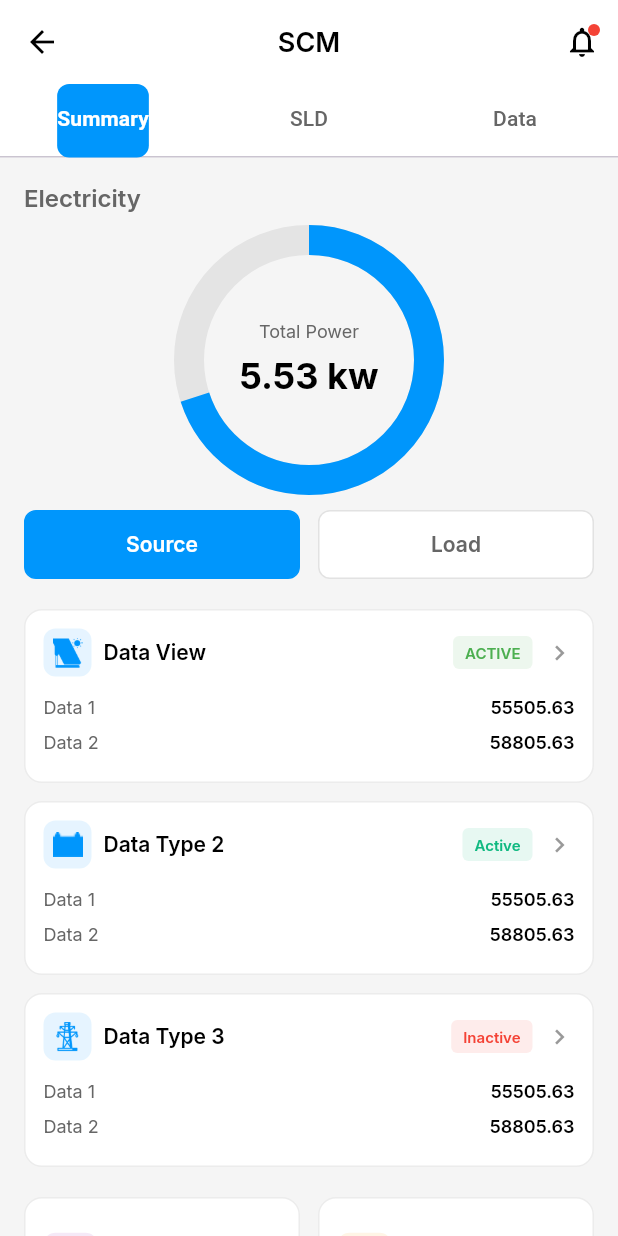
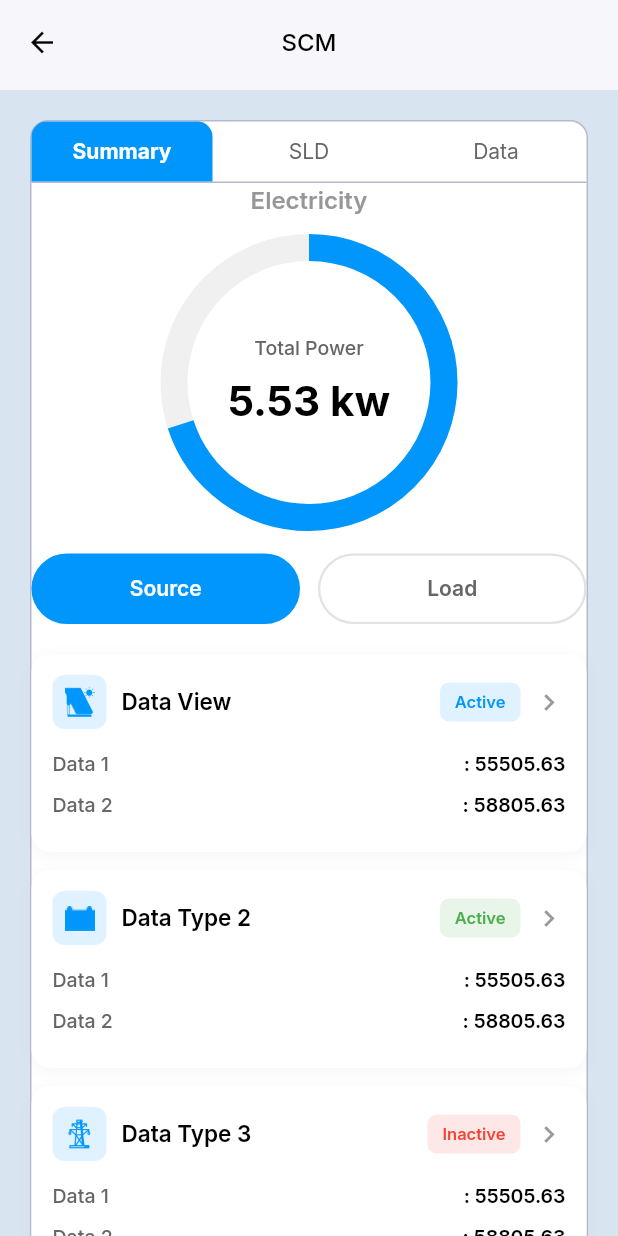
Before and after one commit to mdnirakib51/scube_tech_task, a Flutter app: the HomeScreen screen opened directly, on a phone screen of 412 x 824 dp. Run offline on Flutter 3.47's test engine with Material 3 defaults, Android fonts, the phone set to English and light mode, and no system bars; our stand-ins replace connectivity_plus, device_info_plus, dio, flutter_image_compress, get, get_it and 5 more; missing offline and left inert: in_app_update; accounts and stored records are empty.

Commit message:
Home Half Complete

```diff
--- a/lib/src/features/student_home_screen/view/student_home_screen.dart
+++ b/lib/src/features/student_home_screen/view/home_screen.dart
@@ -1,10 +1,12 @@
+
 import 'package:flutter/material.dart';
-import 'package:get/get.dart';
+import 'package:scube_technologies_task/src/global/widget/global_appbar.dart';
 import '../../../global/constants/colors_resources.dart';
 import '../../../global/constants/images.dart';
 import '../../../global/widget/global_image_loader.dart';
 import '../../../global/widget/global_sized_box.dart';
 import '../../../global/widget/global_text.dart';
+import 'widget/triple_tab_container.dart';
 
 class HomeScreen extends StatefulWidget {
   const HomeScreen({super.key});
@@ -13,116 +15,57 @@ class HomeScreen extends StatefulWidget {
   State<HomeScreen> createState() => _HomeScreenState();
 }
 
-class _HomeScreenState extends State<HomeScreen> with SingleTickerProviderStateMixin {
+class _HomeScreenState extends State<HomeScreen> {
+  final GlobalKey<ScaffoldState> scaffoldKey = GlobalKey<ScaffoldState>();
 
-  final GlobalKey<ScaffoldState> scaffoldKey = GlobalKey<ScaffoldState>();
-  late TabController _tabController;
-
-  // Sample data
+  int selectedTabIndex = 0;
   double totalPower = 5.53;
   String selectedSource = 'Source';
-
-  @override
-  void initState() {
-    super.initState();
-    _tabController = TabController(length: 3, vsync: this);
-  }
-
-  @override
-  void dispose() {
-    _tabController.dispose();
-    super.dispose();
-  }
 
   @override
   Widget build(BuildContext context) {
     return Scaffold(
       key: scaffoldKey,
-      backgroundColor: ColorRes.white150,
-      appBar: AppBar(
-        backgroundColor: ColorRes.white,
-        elevation: 0,
-        leading: IconButton(
-          icon: Icon(Icons.arrow_back, color: ColorRes.black),
-          onPressed: () => Get.back(),
-        ),
-        title: GlobalText(
-          str: "SCM",
-          fontSize: 18,
-          fontWeight: FontWeight.w600,
-          color: ColorRes.black,
-        ),
-        centerTitle: true,
-        actions: [
-          Stack(
-            children: [
-              IconButton(
-                icon: Icon(Icons.notifications_outlined, color: ColorRes.black),
-                onPressed: () {},
-              ),
-              Positioned(
-                right: 12,
-                top: 12,
-                child: Container(
-                  width: 8,
-                  height: 8,
-                  decoration: BoxDecoration(
-                    color: ColorRes.red,
-                    shape: BoxShape.circle,
+      backgroundColor: ColorRes.appBackGroundColor,
+      appBar: PreferredSize(
+        preferredSize: const Size.fromHeight(60),
+        child: GlobalAppBar(
+          titleText: "SCM",
         ),
       ),
+      body: SingleChildScrollView(
+        child: Column(
+          children: [
+            // Tab Container
+            Container(
+              margin: EdgeInsets.symmetric(horizontal: 20, vertical: 20),
+              decoration: BoxDecoration(
+                color: ColorRes.white,
+                borderRadius: BorderRadius.circular(12),
+                border: Border.all(width: 1, color: ColorRes.appBorderColor)
               ),
-            ],
+              child: Column(
+                children: [
+                  TripleTabContainer(
+                    currentIndex: selectedTabIndex,
+                    firstText: "Summary",
+                    secondText: "SLD",
+                    thirdText: "Data",
+                    onChange: (index) {
+                      setState(() {
+                        selectedTabIndex = index;
+                      });
+                    },
                   ),
-        ],
-      ),
-      body: Column(
-        children: [
-          // Tab Bar
-          Container(
-            color: ColorRes.white,
-            child: TabBar(
-              controller: _tabController,
-              indicatorColor: ColorRes.appColor,
-              indicatorWeight: 3,
-              labelColor: ColorRes.white,
-              unselectedLabelColor: ColorRes.textSecondary,
-              indicator: BoxDecoration(
-                color: ColorRes.appColor,
-                borderRadius: BorderRadius.circular(8),
-              ),
-              labelStyle: TextStyle(
-                fontSize: 14,
-                fontWeight: FontWeight.w600,
-              ),
-              unselectedLabelStyle: TextStyle(
-                fontSize: 14,
-                fontWeight: FontWeight.w500,
-              ),
-              tabs: [
-                Tab(text: "Summary"),
-                Tab(text: "SLD"),
-                Tab(text: "Data"),
-              ],
-            ),
-          ),
-
-          // Content
-          Expanded(
-            child: SingleChildScrollView(
-              padding: EdgeInsets.all(16),
-              child: Column(
-                crossAxisAlignment: CrossAxisAlignment.start,
-                children: [
                   // Electricity Section
                   GlobalText(
                     str: "Electricity",
                     fontSize: 16,
                     fontWeight: FontWeight.w600,
-                    color: ColorRes.textSecondary,
+                    color: ColorRes.appSecTextColor,
                   ),
 
-                  sizedBoxH(16),
+                  sizedBoxH(20),
 
                   // Power Circle
                   Center(
@@ -130,12 +73,12 @@ class _HomeScreenState extends State<HomeScreen> with SingleTickerProviderStateM
                       alignment: Alignment.center,
                       children: [
                         SizedBox(
-                          width: 160,
-                          height: 160,
+                          width: 180,
+                          height: 180,
                           child: CircularProgressIndicator(
                             value: 0.7,
-                            strokeWidth: 20,
-                            backgroundColor: ColorRes.grey.withValues(alpha: 0.2),
+                            strokeWidth: 18,
+                            backgroundColor: ColorRes.grey.withValues(alpha: 0.15),
                             valueColor: AlwaysStoppedAnimation<Color>(ColorRes.appColor),
                           ),
                         ),
@@ -144,14 +87,14 @@ class _HomeScreenState extends State<HomeScreen> with SingleTickerProviderStateM
                           children: [
                             GlobalText(
                               str: "Total Power",
-                              fontSize: 12,
-                              fontWeight: FontWeight.w400,
+                              fontSize: 13,
+                              fontWeight: FontWeight.w500,
                               color: ColorRes.textSecondary,
                             ),
-                            sizedBoxH(4),
+                            sizedBoxH(6),
                             GlobalText(
                               str: "$totalPower kw",
-                              fontSize: 24,
+                              fontSize: 28,
                               fontWeight: FontWeight.w700,
                               color: ColorRes.black,
                             ),
@@ -161,7 +104,7 @@ class _HomeScreenState extends State<HomeScreen> with SingleTickerProviderStateM
                     ),
                   ),
 
-                  sizedBoxH(20),
+                  sizedBoxH(24),
 
                   // Source/Load Toggle
                   Row(
@@ -196,10 +139,10 @@ class _HomeScreenState extends State<HomeScreen> with SingleTickerProviderStateM
 
                   // Data View Card
                   _buildDataCard(
-                    icon: Images.electricityIcon, // Replace with your icon
+                    icon: Images.electricityIcon,
                     title: "Data View",
-                    badge: "ACTIVE",
-                    badgeColor: ColorRes.green,
+                    badge: "Active",
+                    badgeColor: ColorRes.appColor,
                     data: [
                       {"label": "Data 1", "value": "55505.63"},
                       {"label": "Data 2", "value": "58805.63"},
@@ -210,10 +153,10 @@ class _HomeScreenState extends State<HomeScreen> with SingleTickerProviderStateM
 
                   // Data Type 2 Card
                   _buildDataCard(
-                    icon: Images.solarIcon, // Replace with your icon
+                    icon: Images.solarIcon,
                     title: "Data Type 2",
                     badge: "Active",
-                    badgeColor: ColorRes.greenAccent,
+                    badgeColor: ColorRes.green,
                     data: [
                       {"label": "Data 1", "value": "55505.63"},
                       {"label": "Data 2", "value": "58805.63"},
@@ -224,7 +167,7 @@ class _HomeScreenState extends State<HomeScreen> with SingleTickerProviderStateM
 
                   // Data Type 3 Card
                   _buildDataCard(
-                    icon: Images.waterIcon, // Replace with your icon
+                    icon: Images.waterIcon,
                     title: "Data Type 3",
                     badge: "Inactive",
                     badgeColor: ColorRes.red,
@@ -236,10 +179,18 @@ class _HomeScreenState extends State<HomeScreen> with SingleTickerProviderStateM
 
                   sizedBoxH(20),
 
+                ],
+              ),
+            ),
+
+            // Content
+            Column(
+              crossAxisAlignment: CrossAxisAlignment.start,
+              children: [
                 // Quick Access Grid
                 GridView.count(
                   shrinkWrap: true,
-                    physics: NeverScrollableScrollPhysics(),
+                  physics: const NeverScrollableScrollPhysics(),
                   crossAxisCount: 2,
                   mainAxisSpacing: 12,
                   crossAxisSpacing: 12,
@@ -279,9 +230,8 @@ class _HomeScreenState extends State<HomeScreen> with SingleTickerProviderStateM
                 ),
               ],
             ),
+          ],
         ),
-          ),
-        ],
       ),
     );
   }
@@ -294,13 +244,13 @@ class _HomeScreenState extends State<HomeScreen> with SingleTickerProviderStateM
     return GestureDetector(
       onTap: onTap,
       child: Container(
-        padding: EdgeInsets.symmetric(vertical: 12),
+        padding: const EdgeInsets.symmetric(vertical: 12),
         decoration: BoxDecoration(
           color: isSelected ? ColorRes.appColor : ColorRes.white,
-          borderRadius: BorderRadius.circular(8),
+          borderRadius: BorderRadius.circular(25),
           border: Border.all(
             color: isSelected ? ColorRes.appColor : ColorRes.grey.withValues(alpha: 0.3),
-            width: 1,
+            width: 1.5,
           ),
         ),
         child: Center(
@@ -323,14 +273,17 @@ class _HomeScreenState extends State<HomeScreen> with SingleTickerProviderStateM
     required List<Map<String, String>> data,
   }) {
     return Container(
-      padding: EdgeInsets.all(12),
+      padding: const EdgeInsets.all(14),
       decoration: BoxDecoration(
         color: ColorRes.white,
         borderRadius: BorderRadius.circular(12),
-        border: Border.all(
-          color: ColorRes.grey.withValues(alpha: 0.2),
-          width: 1,
+        boxShadow: [
+          BoxShadow(
+            color: ColorRes.grey.withValues(alpha: 0.1),
+            blurRadius: 8,
+            offset: const Offset(0, 2),
           ),
+        ],
       ),
       child: Column(
         crossAxisAlignment: CrossAxisAlignment.start,
@@ -338,10 +291,10 @@ class _HomeScreenState extends State<HomeScreen> with SingleTickerProviderStateM
           Row(
             children: [
               Container(
-                width: 32,
-                height: 32,
+                width: 36,
+                height: 36,
                 decoration: BoxDecoration(
-                  color: ColorRes.appColor.withValues(alpha: 0.1),
+                  color: ColorRes.appColor.withValues(alpha: 0.12),
                   borderRadius: BorderRadius.circular(8),
                 ),
                 child: Center(
@@ -353,24 +306,24 @@ class _HomeScreenState extends State<HomeScreen> with SingleTickerProviderStateM
                   ),
                 ),
               ),
-              sizedBoxW(8),
+              sizedBoxW(10),
               Expanded(
                 child: GlobalText(
                   str: title,
-                  fontSize: 14,
+                  fontSize: 15,
                   fontWeight: FontWeight.w600,
                   color: ColorRes.black,
                 ),
               ),
               Container(
-                padding: EdgeInsets.symmetric(horizontal: 8, vertical: 4),
+                padding: const EdgeInsets.symmetric(horizontal: 10, vertical: 5),
                 decoration: BoxDecoration(
-                  color: badgeColor.withValues(alpha: 0.1),
-                  borderRadius: BorderRadius.circular(4),
+                  color: badgeColor.withValues(alpha: 0.12),
+                  borderRadius: BorderRadius.circular(6),
                 ),
                 child: GlobalText(
                   str: badge,
-                  fontSize: 10,
+                  fontSize: 11,
                   fontWeight: FontWeight.w600,
                   color: badgeColor,
                 ),
@@ -379,25 +332,25 @@ class _HomeScreenState extends State<HomeScreen> with SingleTickerProviderStateM
               Icon(
                 Icons.chevron_right,
                 color: ColorRes.textTertiary,
-                size: 20,
+                size: 22,
               ),
             ],
           ),
-          sizedBoxH(12),
+          sizedBoxH(14),
           ...data.map((item) => Padding(
-            padding: EdgeInsets.only(bottom: 6),
+            padding: const EdgeInsets.only(bottom: 8),
             child: Row(
               mainAxisAlignment: MainAxisAlignment.spaceBetween,
               children: [
                 GlobalText(
                   str: item["label"]!,
-                  fontSize: 12,
-                  fontWeight: FontWeight.w400,
+                  fontSize: 13,
+                  fontWeight: FontWeight.w500,
                   color: ColorRes.textSecondary,
                 ),
                 GlobalText(
-                  str: item["value"]!,
-                  fontSize: 12,
+                  str: ": ${item["value"]!}",
+                  fontSize: 13,
                   fontWeight: FontWeight.w600,
                   color: ColorRes.black,
                 ),
@@ -415,22 +368,25 @@ class _HomeScreenState extends State<HomeScreen> with SingleTickerProviderStateM
     required Color iconColor,
   }) {
     return Container(
-      padding: EdgeInsets.all(12),
+      padding: const EdgeInsets.all(12),
       decoration: BoxDecoration(
         color: ColorRes.white,
         borderRadius: BorderRadius.circular(12),
-        border: Border.all(
-          color: ColorRes.grey.withValues(alpha: 0.2),
-          width: 1,
+        boxShadow: [
+          BoxShadow(
+            color: ColorRes.grey.withValues(alpha: 0.1),
+            blurRadius: 6,
+            offset: const Offset(0, 2),
           ),
+        ],
       ),
       child: Row(
         children: [
           Container(
-            width: 36,
-            height: 36,
+            width: 38,
+            height: 38,
             decoration: BoxDecoration(
-              color: iconColor.withValues(alpha: 0.1),
+              color: iconColor.withValues(alpha: 0.12),
               borderRadius: BorderRadius.circular(8),
             ),
             child: Center(
@@ -446,7 +402,7 @@ class _HomeScreenState extends State<HomeScreen> with SingleTickerProviderStateM
           Expanded(
             child: GlobalText(
               str: title,
-              fontSize: 12,
+              fontSize: 13,
               fontWeight: FontWeight.w600,
               color: ColorRes.black,
               maxLines: 2,
--- /dev/null
+++ b/lib/src/features/student_home_screen/view/widget/triple_tab_container.dart
@@ -0,0 +1,109 @@
+
+import 'package:flutter/material.dart';
+import '../../../../global/constants/colors_resources.dart';
+import '../../../../global/widget/global_sized_box.dart';
+import '../../../../global/widget/global_text.dart';
+
+class TripleTabContainer extends StatelessWidget {
+  final int currentIndex;
+  final String firstText;
+  final String secondText;
+  final String thirdText;
+  final ValueChanged<int> onChange;
+
+  const TripleTabContainer({
+    super.key,
+    required this.currentIndex,
+    required this.firstText,
+    required this.secondText,
+    required this.thirdText,
+    required this.onChange,
+  });
+
+  @override
+  Widget build(BuildContext context) {
+    return Container(
+      width: size(context).width,
+      decoration: BoxDecoration(
+          border: Border(
+            bottom: BorderSide(color: ColorRes.appBorderColor, width: 1),
+          )
+      ),
+      child: Row(
+        children: [
+          Expanded(
+            child: InkWell(
+              onTap: () => onChange(0),
+              borderRadius: BorderRadius.circular(8),
+              child: Container(
+                padding: const EdgeInsets.symmetric(vertical: 10),
+                decoration: BoxDecoration(
+                  color: currentIndex == 0 ? ColorRes.appColor : Colors.transparent,
+                  borderRadius: BorderRadius.only(
+                    topLeft: Radius.circular(10),
+                    topRight: Radius.circular(10),
+                  ),
+                ),
+                child: GlobalText(
+                  str: firstText,
+                  color: currentIndex == 0 ? ColorRes.white : ColorRes.textSecondary,
+                  fontSize: 14,
+                  fontWeight: currentIndex == 0 ? FontWeight.w700 : FontWeight.w400,
+                  textAlign: TextAlign.center,
+                ),
+              ),
+            ),
+          ),
+          sizedBoxW(4),
+          Expanded(
+            child: InkWell(
+              onTap: () => onChange(1),
+              borderRadius: BorderRadius.circular(8),
+              child: Container(
+                padding: const EdgeInsets.symmetric(vertical: 10),
+                decoration: BoxDecoration(
+                  color: currentIndex == 1 ? ColorRes.appColor : Colors.transparent,
+                  borderRadius: BorderRadius.only(
+                    topLeft: Radius.circular(10),
+                    topRight: Radius.circular(10),
+                  ),
+                ),
+                child: GlobalText(
+                  str: secondText,
+                  color: currentIndex == 1 ? ColorRes.white : ColorRes.textSecondary,
+                  fontSize: 14,
+                  fontWeight: currentIndex == 1 ? FontWeight.w700 : FontWeight.w400,
+                  textAlign: TextAlign.center,
+                ),
+              ),
+            ),
+          ),
+          sizedBoxW(4),
+          Expanded(
+            child: InkWell(
+              onTap: () => onChange(2),
+              borderRadius: BorderRadius.circular(8),
+              child: Container(
+                padding: const EdgeInsets.symmetric(vertical: 10),
+                decoration: BoxDecoration(
+                  color: currentIndex == 2 ? ColorRes.appColor : Colors.transparent,
+                  borderRadius: BorderRadius.only(
+                    topLeft: Radius.circular(10),
+                    topRight: Radius.circular(10),
+                  ),
+                ),
+                child: GlobalText(
+                  str: thirdText,
+                  color: currentIndex == 2 ? ColorRes.white : ColorRes.textSecondary,
+                  fontSize: 14,
+                  fontWeight: currentIndex == 2 ? FontWeight.w700 : FontWeight.w400,
+                  textAlign: TextAlign.center,
+                ),
+              ),
+            ),
+          ),
+        ],
+      ),
+    );
+  }
+}
--- a/lib/src/global/constants/colors_resources.dart
+++ b/lib/src/global/constants/colors_resources.dart
@@ -75,8 +75,11 @@ class ColorRes {
 
   static const Color appColor = Color(0xFF0096FC);
   static const Color appBackColor = Color(0xFFFFFFFF);
+  static const Color appBackGroundColor = Color(0xFFD9E4F1);
   static const Color appTextColor = Color(0xFF5E5E5E);
+  static const Color appSecTextColor = Color(0xFF979797);
   static const Color appInputBorderColor = Color(0xFFB9C6D6);
+  static const Color appBorderColor = Color(0xFFB6B8D0);
   static const Color appRedColor = Color(0xFFD20820);
   static const Color textColor = Color(0xFF004080);
   static const Color bottomColor = Color(0xFF0A67DE);
--- a/lib/src/global/widget/global_appbar.dart
+++ b/lib/src/global/widget/global_appbar.dart
@@ -84,24 +84,25 @@ class GlobalAppBar extends StatelessWidget {
   @override
   Widget build(BuildContext context) {
     return AppBar(
-      backgroundColor: backColor ?? ColorRes.appColor,
+      backgroundColor: backColor ?? ColorRes.white,
       automaticallyImplyLeading: false,
       leadingWidth: isBackIc == true ? 56 : 0,
+      elevation: 1,
       leading: leading ?? (isBackIc == true ? IconButton(
         splashRadius: 0.1,
-        icon: const Icon(Icons.arrow_back, color: ColorRes.white, size: 22),
+        icon: const Icon(Icons.arrow_back, color: ColorRes.black, size: 22),
         onPressed: (){
           Get.back();
         },
       ) : const SizedBox.shrink()),
-      centerTitle: centerTitle,
+      centerTitle: centerTitle ?? true,
       title: title ?? GlobalText(
         str: titleText ?? "",
-        color: titleColor ?? ColorRes.white,
+        color: titleColor ?? ColorRes.black,
         fontSize: fontSize ?? 16,
         fontWeight: fontWeight ?? FontWeight.w500,
         textAlign: TextAlign.center,
-        fontFamily: 'Rubik',
+        height: 2.4,
       ),
       actions: actions,
     );
--- a/lib/src/service/auth/view/login_screen.dart
+++ b/lib/src/service/auth/view/login_screen.dart
@@ -1,6 +1,6 @@
 import 'package:flutter/material.dart';
 import 'package:get/get.dart';
-import '../../../features/student_home_screen/view/student_home_screen.dart';
+import '../../../features/student_home_screen/view/home_screen.dart';
 import '../../../global/constants/colors_resources.dart';
 import '../../../global/constants/images.dart';
 import '../../../global/constants/input_decoration.dart';
```
Also changed, not shown: lib/src/features/student_home_screen/view/widget/home_widget.dart (renamed from lib/src/features/student_home_screen/view/widget/student_home_widget.dart). Lines whose indentation alone changed are shown as unchanged.
